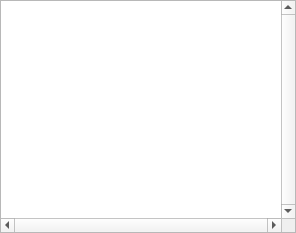
Old version of the form libs/famitracker/FrameEditor.ui in the repository christopherpow/nesicide.
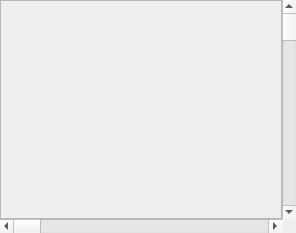
New version of the form.

Patch:
```diff
--- a/libs/famitracker/FrameEditor.ui
+++ b/libs/famitracker/FrameEditor.ui
@@ -20,71 +20,36 @@
    <property name="spacing">
     <number>0</number>
    </property>
-   <item row="0" column="0" colspan="2">
-    <widget class="QTableView" name="songFrames">
-     <property name="sizePolicy">
-      <sizepolicy hsizetype="Minimum" vsizetype="Minimum">
-       <horstretch>0</horstretch>
-       <verstretch>0</verstretch>
-      </sizepolicy>
+   <item row="0" column="0">
+    <widget class="QFrame" name="frame">
+     <property name="frameShape">
+      <enum>QFrame::StyledPanel</enum>
      </property>
      <property name="focusPolicy">
       <enum>Qt::WheelFocus</enum>
      </property>
-     <property name="verticalScrollBarPolicy">
-      <enum>Qt::ScrollBarAlwaysOn</enum>
+     <layout class="QGridLayout" name="gridLayout_2">
+      <property name="margin">
+       <number>0</number>
+      </property>
+      <property name="spacing">
+       <number>0</number>
+      </property>
+     </layout>
+    </widget>
+   </item>
+   <item row="0" column="1">
+    <widget class="QScrollBar" name="verticalScrollBar">
+     <property name="orientation">
+      <enum>Qt::Vertical</enum>
      </property>
-     <property name="horizontalScrollBarPolicy">
-      <enum>Qt::ScrollBarAlwaysOn</enum>
+    </widget>
+   </item>
+   <item row="1" column="0">
+    <widget class="QScrollBar" name="horizontalScrollBar">
+     <property name="orientation">
+      <enum>Qt::Horizontal</enum>
      </property>
-     <property name="autoScroll">
-      <bool>true</bool>
-     </property>
-     <property name="editTriggers">
-      <set>QAbstractItemView::DoubleClicked</set>
-     </property>
-     <property name="alternatingRowColors">
-      <bool>false</bool>
-     </property>
-     <property name="selectionMode">
-      <enum>QAbstractItemView::SingleSelection</enum>
-     </property>
-     <property name="selectionBehavior">
-      <enum>QAbstractItemView::SelectRows</enum>
-     </property>
-     <property name="textElideMode">
-      <enum>Qt::ElideNone</enum>
-     </property>
-     <property name="showGrid">
-      <bool>false</bool>
-     </property>
-     <property name="gridStyle">
-      <enum>Qt::DotLine</enum>
-     </property>
-     <property name="wordWrap">
-      <bool>false</bool>
-     </property>
-     <property name="cornerButtonEnabled">
-      <bool>false</bool>
-     </property>
-     <attribute name="horizontalHeaderVisible">
-      <bool>false</bool>
-     </attribute>
-     <attribute name="horizontalHeaderDefaultSectionSize">
-      <number>1</number>
-     </attribute>
-     <attribute name="horizontalHeaderMinimumSectionSize">
-      <number>1</number>
-     </attribute>
-     <attribute name="horizontalHeaderStretchLastSection">
-      <bool>false</bool>
-     </attribute>
-     <attribute name="verticalHeaderDefaultSectionSize">
-      <number>1</number>
-     </attribute>
-     <attribute name="verticalHeaderMinimumSectionSize">
-      <number>1</number>
-     </attribute>
     </widget>
    </item>
   </layout>
```
Left out of the diff: 4 changed lines with no effect on the pictures.
